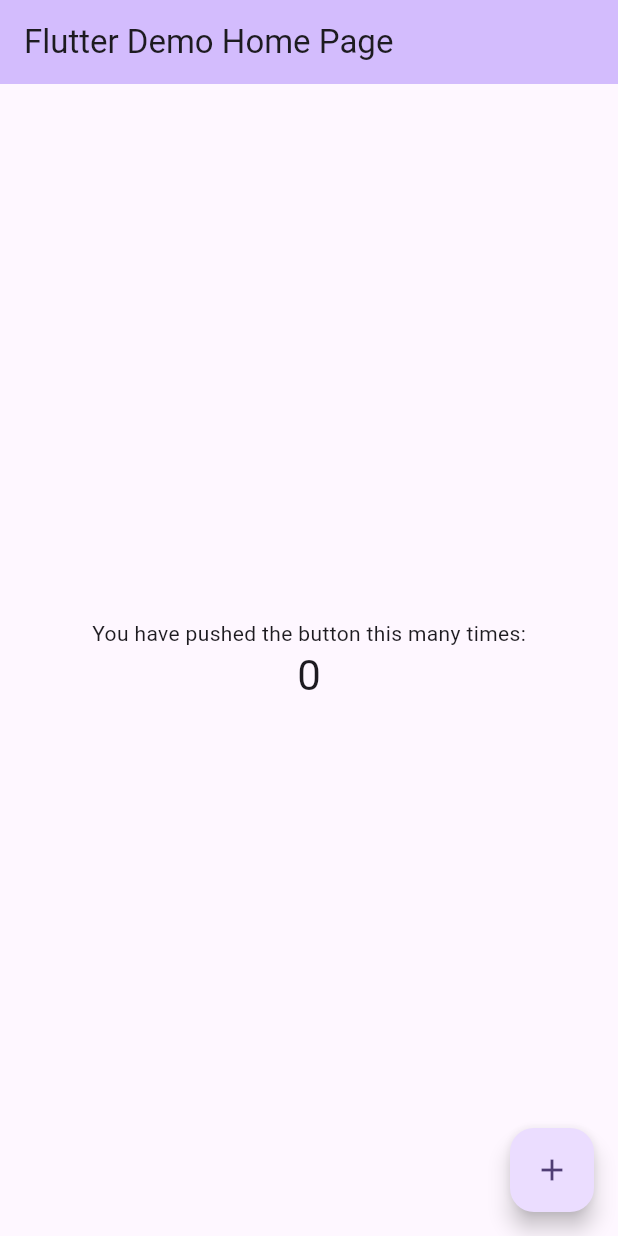
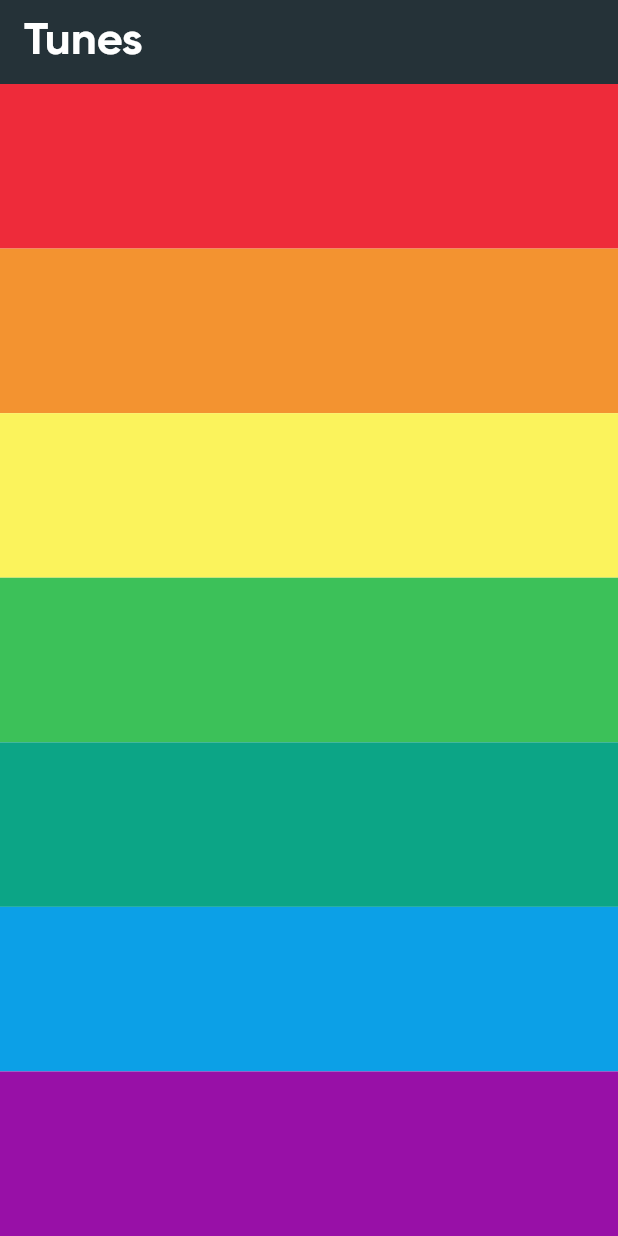
Before and after one commit to amirrrra/Tune-Player-App, a Flutter app: the screen it shows after launch, on a phone screen of 412 x 824 dp. Run offline on Flutter 3.47's test engine with Material 3 defaults, Android fonts, the phone set to English and light mode, and no system bars; our stand-ins replace audioplayers.

Commit message:
build home view

```diff
--- a/lib/main.dart
+++ b/lib/main.dart
@@ -1,125 +1,18 @@
 import 'package:flutter/material.dart';
+import 'package:tune_player_app/views/home_view.dart';
 
 void main() {
-  runApp(const MyApp());
+  runApp(const TunePlayerApp());
 }
 
-class MyApp extends StatelessWidget {
-  const MyApp({super.key});
+class TunePlayerApp extends StatelessWidget {
+  const TunePlayerApp({super.key});
 
-  // This widget is the root of your application.
   @override
-  Widget build(BuildContext context) {
-    return MaterialApp(
-      title: 'Flutter Demo',
-      theme: ThemeData(
-        // This is the theme of your application.
-        //
-        // TRY THIS: Try running your application with "flutter run". You'll see
-        // the application has a purple toolbar. Then, without quitting the app,
-        // try changing the seedColor in the colorScheme below to Colors.green
-        // and then invoke "hot reload" (save your changes or press the "hot
-        // reload" button in a Flutter-supported IDE, or press "r" if you used
-        // the command line to start the app).
-        //
-        // Notice that the counter didn't reset back to zero; the application
-        // state is not lost during the reload. To reset the state, use hot
-        // restart instead.
-        //
-        // This works for code too, not just values: Most code changes can be
-        // tested with just a hot reload.
-        colorScheme: ColorScheme.fromSeed(seedColor: Colors.deepPurple),
-        useMaterial3: true,
-      ),
-      home: const MyHomePage(title: 'Flutter Demo Home Page'),
+  Widget build(context) {
+    return const MaterialApp(
+      debugShowCheckedModeBanner: false,
+      home: HomeView(),
     );
   }
 }
-
-class MyHomePage extends StatefulWidget {
-  const MyHomePage({super.key, required this.title});
-
-  // This widget is the home page of your application. It is stateful, meaning
-  // that it has a State object (defined below) that contains fields that affect
-  // how it looks.
-
-  // This class is the configuration for the state. It holds the values (in this
-  // case the title) provided by the parent (in this case the App widget) and
-  // used by the build method of the State. Fields in a Widget subclass are
-  // always marked "final".
-
-  final String title;
-
-  @override
-  State<MyHomePage> createState() => _MyHomePageState();
-}
-
-class _MyHomePageState extends State<MyHomePage> {
-  int _counter = 0;
-
-  void _incrementCounter() {
-    setState(() {
-      // This call to setState tells the Flutter framework that something has
-      // changed in this State, which causes it to rerun the build method below
-      // so that the display can reflect the updated values. If we changed
-      // _counter without calling setState(), then the build method would not be
-      // called again, and so nothing would appear to happen.
-      _counter++;
-    });
-  }
-
-  @override
-  Widget build(BuildContext context) {
-    // This method is rerun every time setState is called, for instance as done
-    // by the _incrementCounter method above.
-    //
-    // The Flutter framework has been optimized to make rerunning build methods
-    // fast, so that you can just rebuild anything that needs updating rather
-    // than having to individually change instances of widgets.
-    return Scaffold(
-      appBar: AppBar(
-        // TRY THIS: Try changing the color here to a specific color (to
-        // Colors.amber, perhaps?) and trigger a hot reload to see the AppBar
-        // change color while the other colors stay the same.
-        backgroundColor: Theme.of(context).colorScheme.inversePrimary,
-        // Here we take the value from the MyHomePage object that was created by
-        // the App.build method, and use it to set our appbar title.
-        title: Text(widget.title),
-      ),
-      body: Center(
-        // Center is a layout widget. It takes a single child and positions it
-        // in the middle of the parent.
-        child: Column(
-          // Column is also a layout widget. It takes a list of children and
-          // arranges them vertically. By default, it sizes itself to fit its
-          // children horizontally, and tries to be as tall as its parent.
-          //
-          // Column has various properties to control how it sizes itself and
-          // how it positions its children. Here we use mainAxisAlignment to
-          // center the children vertically; the main axis here is the vertical
-          // axis because Columns are vertical (the cross axis would be
-          // horizontal).
-          //
-          // TRY THIS: Invoke "debug painting" (choose the "Toggle Debug Paint"
-          // action in the IDE, or press "p" in the console), to see the
-          // wireframe for each widget.
-          mainAxisAlignment: MainAxisAlignment.center,
-          children: <Widget>[
-            const Text(
-              'You have pushed the button this many times:',
-            ),
-            Text(
-              '$_counter',
-              style: Theme.of(context).textTheme.headlineMedium,
-            ),
-          ],
-        ),
-      ),
-      floatingActionButton: FloatingActionButton(
-        onPressed: _incrementCounter,
-        tooltip: 'Increment',
-        child: const Icon(Icons.add),
-      ), // This trailing comma makes auto-formatting nicer for build methods.
-    );
-  }
-}
--- /dev/null
+++ b/lib/utils/constants.dart
@@ -0,0 +1,26 @@
+import 'package:flutter/material.dart';
+import 'package:tune_player_app/models/tune_model.dart';
+
+const List<TuneModel> tuneList = [
+  TuneModel(
+      tuneColor: Color(0xffEE2B3A),
+      tuneSound: 'sound/yes_im_coming.wav'),
+  TuneModel(
+      tuneColor: Color(0xffF39330),
+      tuneSound: 'sound/yes_im_coming.wav'),
+  TuneModel(
+      tuneColor: Color(0xffFBF35C),
+      tuneSound: 'sound/yes_im_coming.wav'),
+  TuneModel(
+      tuneColor: Color(0xff3CC159),
+      tuneSound: 'sound/yes_im_coming.wav'),
+  TuneModel(
+      tuneColor: Color(0xff0CA586),
+      tuneSound: 'sound/yes_im_coming.wav'),
+  TuneModel(
+      tuneColor: Color(0xff0CA0E7),
+      tuneSound: 'sound/yes_im_coming.wav'),
+  TuneModel(
+      tuneColor: Color(0xff9810A7),
+      tuneSound: 'sound/yes_im_coming.wav'),
+];
--- /dev/null
+++ b/lib/views/home_view.dart
@@ -0,0 +1,24 @@
+import 'package:flutter/material.dart';
+import 'package:tune_player_app/utils/constants.dart';
+import 'package:tune_player_app/widgets/app_bar_widget.dart';
+import 'package:tune_player_app/widgets/tune_widget.dart';
+
+class HomeView extends StatelessWidget {
+  const HomeView({super.key});
+
+  @override
+  Widget build(BuildContext context) {
+    return Scaffold(
+      appBar: const AppBarWidget(),
+      body: Column(
+        children: tuneList
+            .map(
+              (e) => TuneWidget(
+                tuneModel: e,
+              ),
+            )
+            .toList(),
+      ),
+    );
+  }
+}
```
Also changed, not shown: 1 other file.
